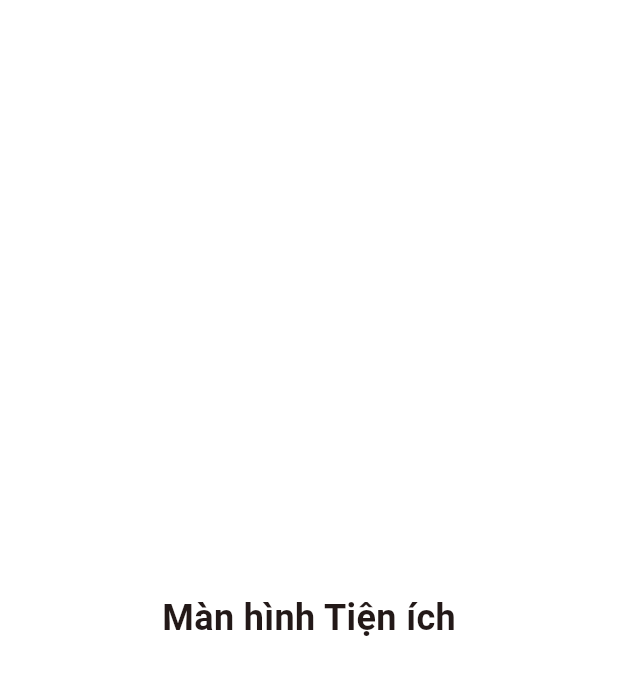
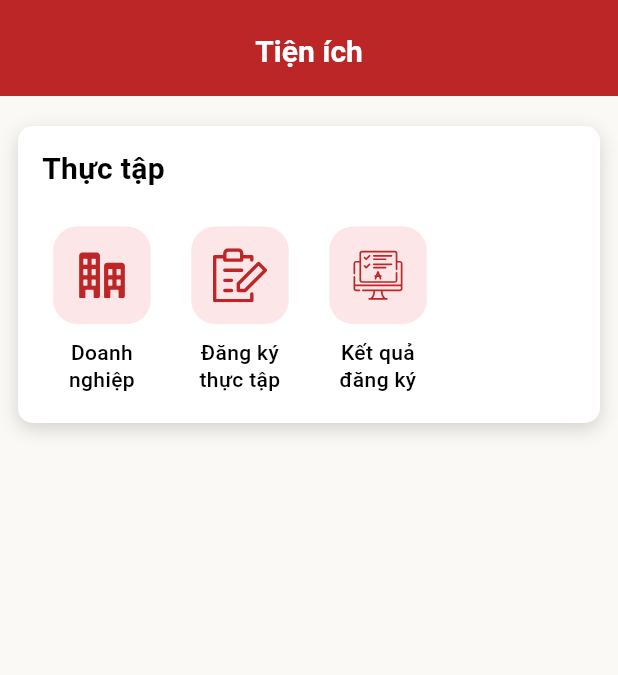
Before and after one commit to trungduc2005/ptit-dms-flutter, a Flutter app: the UtilitiesPage screen opened directly, on a phone screen of 412 x 824 dp. Shown: the top 675 px of the screen. Run offline on Flutter 3.47's test engine with Material 3 defaults, Android fonts, the phone set to English and light mode, and no system bars; our stand-ins replace cookie_jar, dio, dio_cookie_manager, equatable, flutter_bloc, flutter_svg; network calls fail.

Commit message:
update utilities

```diff
--- a/lib/features/profile/pages/profile_page.dart
+++ b/lib/features/profile/pages/profile_page.dart
@@ -39,7 +39,7 @@ class _ProfilePageViewState extends State<_ProfilePageView> {
     Navigator.of(context).push(
       MaterialPageRoute(
         builder: (_) => const MainTabChildPage(
-          title: 'Thong tin tai khoan',
+          title: 'Thông tin tài khoản',
         ),
       ),
     );
--- a/lib/features/profile/widgets/profile_view_body.dart
+++ b/lib/features/profile/widgets/profile_view_body.dart
@@ -95,7 +95,7 @@ class ProfileViewBody extends StatelessWidget {
                         children: [
                           ProfileActionTile(
                             icon: Icons.person_outline_rounded,
-                            label: 'Thong tin tai khoan',
+                            label: 'Thông tin tài khoản',
                             onTap: onAccountInfoTap,
                           ),
                           const SizedBox(height: 28),
--- /dev/null
+++ b/lib/features/utilities/navigation/utilities_routes.dart
@@ -0,0 +1,7 @@
+class UtilitiesRoutes {
+  UtilitiesRoutes._();
+
+  static const companies = '/utilities/companies';
+  static const internshipRegistration = '/utilities/internship-registration';
+  static const registrationResult = '/utilities/registration-result';
+}
--- a/lib/features/utilities/pages/utilities_page.dart
+++ b/lib/features/utilities/pages/utilities_page.dart
@@ -1,19 +1,44 @@
 import 'package:flutter/material.dart';
+import 'package:ptit_dms_flutter/features/utilities/navigation/utilities_routes.dart';
+import 'package:ptit_dms_flutter/features/utilities/widgets/utilities_header.dart';
+import 'package:ptit_dms_flutter/features/utilities/widgets/utilities_section_card.dart';
+import 'package:ptit_dms_flutter/features/utilities/widgets/utility_shortcut_grid.dart';
 
 class UtilitiesPage extends StatelessWidget {
   const UtilitiesPage({super.key});
 
+  static const List<UtilityShortcutData> _internshipShortcuts = [
+    UtilityShortcutData(
+      title: 'Doanh\nnghiệp',
+      iconAsset: 'assets/icons/company.svg',
+      routeName: UtilitiesRoutes.companies,
+    ),
+    UtilityShortcutData(
+      title: 'Đăng ký\nthực tập',
+      iconAsset: 'assets/icons/register.svg',
+      routeName: UtilitiesRoutes.internshipRegistration,
+    ),
+    UtilityShortcutData(
+      title: 'Kết quả\nđăng ký',
+      iconAsset: 'assets/icons/result.svg',
+      routeName: UtilitiesRoutes.registrationResult,
+    ),
+  ];
+
   @override
   Widget build(BuildContext context) {
-    return const Scaffold(
-      body: SafeArea(
-        child: Center(
-          child: Text(
-            'Màn hình Tiện ích',
-            style: TextStyle(
-              fontSize: 24,
-              fontWeight: FontWeight.w600,
-            ),
+    return Scaffold(
+      backgroundColor: const Color(0xFFFAF9F6),
+      appBar: const UtilitiesHeader(title: 'Tiện ích'),
+      body: SingleChildScrollView(
+        padding: const EdgeInsets.symmetric(
+          horizontal: 12,
+          vertical: 20,
+        ),
+        child: const UtilitiesSectionCard(
+          title: 'Thực tập',
+          child: UtilityShortcutGrid(
+            shortcuts: _internshipShortcuts,
           ),
         ),
       ),
--- /dev/null
+++ b/lib/features/utilities/widgets/utilities_header.dart
@@ -0,0 +1,39 @@
+import 'package:flutter/material.dart';
+import 'package:ptit_dms_flutter/core/theme/theme.dart';
+
+class UtilitiesHeader extends StatelessWidget implements PreferredSizeWidget {
+  const UtilitiesHeader({
+    required this.title,
+    this.showBackButton = false,
+    super.key,
+  });
+
+  final String title;
+  final bool showBackButton;
+
+  @override
+  Size get preferredSize => const Size.fromHeight(64);
+
+  @override
+  Widget build(BuildContext context) {
+    return AppBar(
+      automaticallyImplyLeading: showBackButton,
+      backgroundColor: AppTheme.brandColor,
+      foregroundColor: Colors.white,
+      centerTitle: true,
+      elevation: 0,
+      surfaceTintColor: Colors.transparent,
+      toolbarHeight: 64,
+      title: Padding(
+        padding: const EdgeInsets.only(top: 4),
+        child: Text(
+          title,
+          style: const TextStyle(
+            fontSize: 20,
+            fontWeight: FontWeight.w600,
+          ),
+        ),
+      ),
+    );
+  }
+}
--- /dev/null
+++ b/lib/features/utilities/widgets/utilities_section_card.dart
@@ -0,0 +1,49 @@
+import 'package:flutter/material.dart';
+
+class UtilitiesSectionCard extends StatelessWidget {
+  const UtilitiesSectionCard({
+    required this.title,
+    required this.child,
+    super.key,
+  });
+
+  final String title;
+  final Widget child;
+
+  @override
+  Widget build(BuildContext context) {
+    return Container(
+      decoration: BoxDecoration(
+        color: Colors.white,
+        borderRadius: BorderRadius.circular(10),
+        boxShadow: const [
+          BoxShadow(
+            color: Color(0x29000000),
+            blurRadius: 10,
+            offset: Offset(0, 4),
+          ),
+        ],
+      ),
+      child: Column(
+        crossAxisAlignment: CrossAxisAlignment.start,
+        children: [
+          Padding(
+            padding: const EdgeInsets.symmetric(horizontal: 16, vertical: 14),
+            child: Text(
+              title,
+              style: const TextStyle(
+                color: Colors.black,
+                fontSize: 20,
+                fontWeight: FontWeight.w600,
+              ),
+            ),
+          ),
+          Padding(
+            padding: const EdgeInsets.fromLTRB(10, 6, 10, 16),
+            child: child,
+          ),
+        ],
+      ),
+    );
+  }
+}
--- /dev/null
+++ b/lib/features/utilities/widgets/utility_shortcut_grid.dart
@@ -0,0 +1,108 @@
+import 'package:flutter/material.dart';
+import 'package:flutter_svg/flutter_svg.dart';
+import 'package:ptit_dms_flutter/core/theme/theme.dart';
+
+class UtilityShortcutData {
+  const UtilityShortcutData({
+    required this.title,
+    required this.iconAsset,
+    required this.routeName,
+  });
+
+  final String title;
+  final String iconAsset;
+  final String routeName;
+}
+
+class UtilityShortcutGrid extends StatelessWidget {
+  const UtilityShortcutGrid({
+    required this.shortcuts,
+    super.key,
+  });
+
+  static const int _slotCount = 4;
+
+  final List<UtilityShortcutData> shortcuts;
+
+  @override
+  Widget build(BuildContext context) {
+    return LayoutBuilder(
+      builder: (context, constraints) {
+        final slotWidth = constraints.maxWidth / _slotCount;
+
+        return Row(
+          crossAxisAlignment: CrossAxisAlignment.start,
+          children: List.generate(_slotCount, (index) {
+            if (index >= shortcuts.length) {
+              return SizedBox(width: slotWidth);
+            }
+
+            return SizedBox(
+              width: slotWidth,
+              child: UtilityShortcutTile(shortcut: shortcuts[index]),
+            );
+          }),
+        );
+      },
+    );
+  }
+}
+
+class UtilityShortcutTile extends StatelessWidget {
+  const UtilityShortcutTile({
+    required this.shortcut,
+    super.key,
+  });
+
+  final UtilityShortcutData shortcut;
+
+  @override
+  Widget build(BuildContext context) {
+    return Material(
+      color: Colors.transparent,
+      child: InkWell(
+        borderRadius: BorderRadius.circular(16),
+        onTap: () => Navigator.of(context).pushNamed(shortcut.routeName),
+        child: Padding(
+          padding: const EdgeInsets.symmetric(horizontal: 4, vertical: 4),
+          child: Column(
+            mainAxisSize: MainAxisSize.min,
+            children: [
+              Container(
+                width: 65,
+                height: 65,
+                decoration: BoxDecoration(
+                  color: const Color(0xFFFCE6E8),
+                  borderRadius: BorderRadius.circular(16),
+                ),
+                child: Center(
+                  child: SvgPicture.asset(
+                    shortcut.iconAsset,
+                    width: 36,
+                    height: 36,
+                    colorFilter: const ColorFilter.mode(
+                      AppTheme.brandColor,
+                      BlendMode.srcIn,
+                    ),
+                  ),
+                ),
+              ),
+              const SizedBox(height: 10),
+              Text(
+                shortcut.title,
+                maxLines: 2,
+                textAlign: TextAlign.center,
+                style: const TextStyle(
+                  color: Colors.black,
+                  fontSize: 14,
+                  fontWeight: FontWeight.w500,
+                  height: 1.25,
+                ),
+              ),
+            ],
+          ),
+        ),
+      ),
+    );
+  }
+}
```
Also changed, not shown: lib/features/main/navigation/main_tab_routes.dart (+31 -15 lines), lib/features/utilities/navigation/utilities_router.dart (added, +43 -0 lines), lib/features/utilities/pages/utility_placeholder_page.dart (added, +32 -0 lines), assets/icons/company.svg (added), assets/icons/register.svg (added), assets/icons/result.svg (added), 1 other file.
